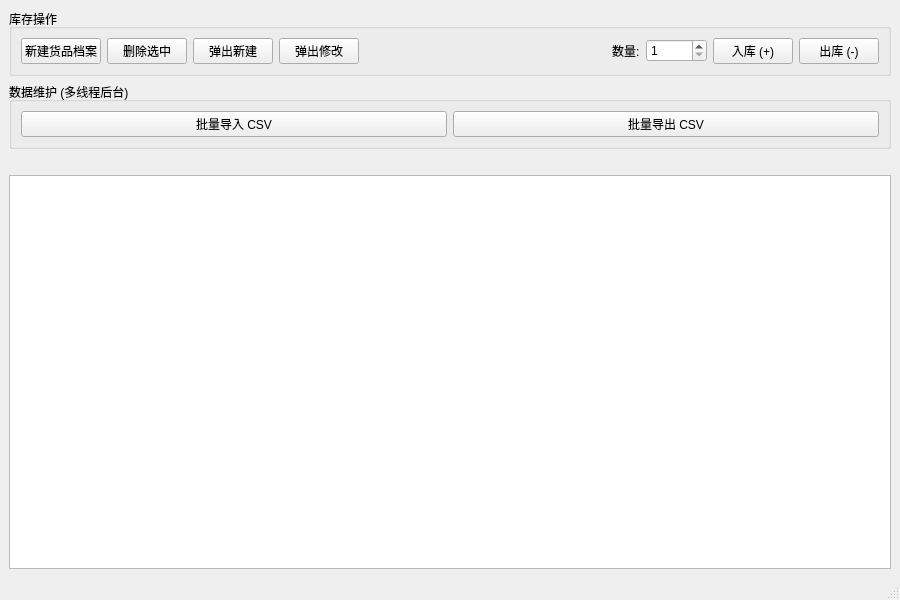
Above: mainwindow.ui from TheShigure7/QT_Warehouse_System before the change. Below: the same form after it.
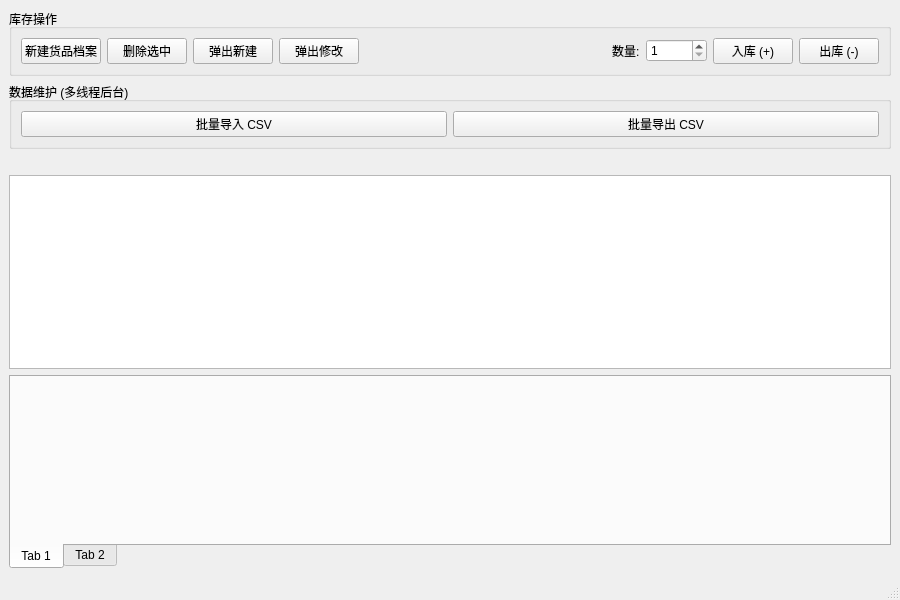
That is the form after the change.

Commit message: 新增sheet页的仓库切换界面

Patch:
```diff
--- a/mainwindow.ui
+++ b/mainwindow.ui
@@ -145,6 +145,23 @@
       </property>
      </widget>
     </item>
+    <item>
+     <widget class="QTabWidget" name="tabWidget">
+      <property name="tabPosition">
+       <enum>QTabWidget::TabPosition::South</enum>
+      </property>
+      <widget class="QWidget" name="tab">
+       <attribute name="title">
+        <string>Tab 1</string>
+       </attribute>
+      </widget>
+      <widget class="QWidget" name="tab_2">
+       <attribute name="title">
+        <string>Tab 2</string>
+       </attribute>
+      </widget>
+     </widget>
+    </item>
    </layout>
   </widget>
   <widget class="QStatusBar" name="statusbar"/>
```
